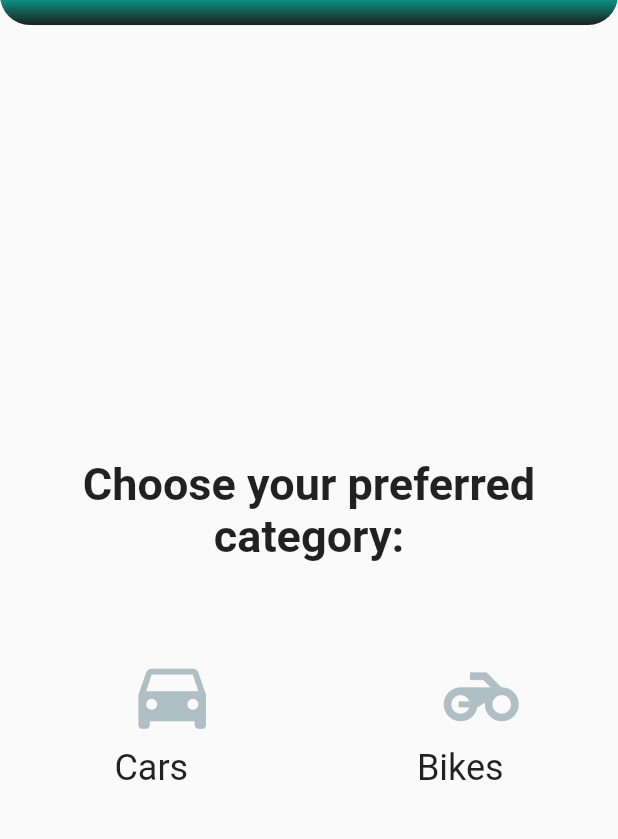
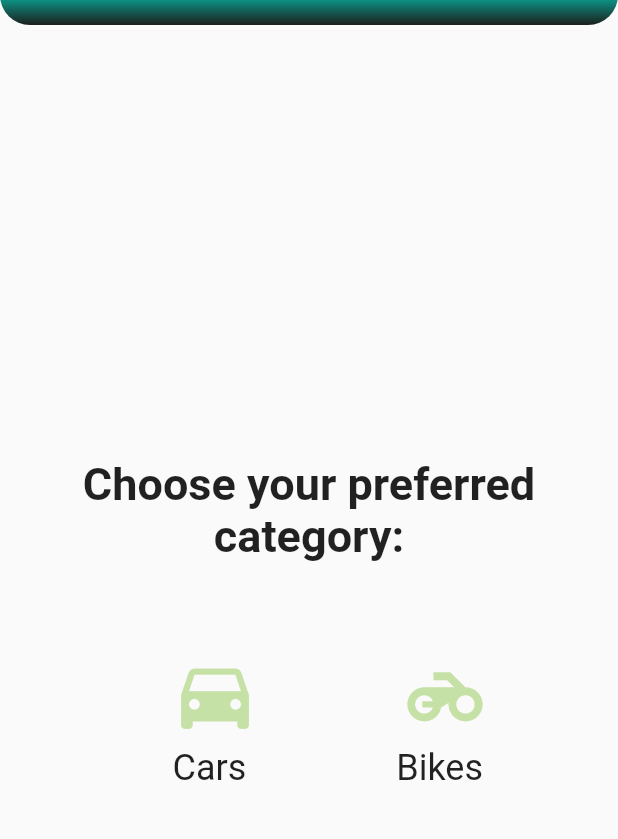
Before and after one commit to abdullahawan123/Renting-Automobile-Flutter-Application, a Flutter app: the Homepage screen opened directly, in the side drawer, after a tap on the "notifications" icon, on a phone screen of 412 x 824 dp, the part 59-898 px from its top. Run offline on Flutter 3.47's test engine with Material 2 defaults, Android fonts, the light colour scheme and no system bars; our stand-ins replace animated_text_kit, cloud_firestore, firebase_auth, firebase_core, firebase_storage, fluttertoast and 1 more; accounts and stored records are empty; project files that could hold a hidden picture were left out.

Commit message:
bug fix in business owner home page.

```diff
--- a/lib/UI/Screens/HomePage.dart
+++ b/lib/UI/Screens/HomePage.dart
@@ -1,12 +1,12 @@
+import 'package:cloud_firestore/cloud_firestore.dart';
+import 'package:flutter/material.dart';
 import 'package:firebase_auth/firebase_auth.dart';
-import 'package:flutter/material.dart';
-import 'package:shared_preferences/shared_preferences.dart';
+import 'package:flutter/services.dart';
 import 'package:wheel_for_a_while/UI/Authentication/Login.dart';
 import 'package:wheel_for_a_while/UI/Screens/BikeOption.dart';
 import 'package:wheel_for_a_while/UI/Screens/CarOption.dart';
 import 'package:wheel_for_a_while/UI/Screens/Notification.dart';
 import 'package:wheel_for_a_while/UI/Widgets/hexStringToColor.dart';
-import 'package:wheel_for_a_while/UI/utils/BackButton.dart';
 import 'package:wheel_for_a_while/UI/utils/utilities.dart';
 
 class Homepage extends StatefulWidget {
@@ -18,28 +18,42 @@ class Homepage extends StatefulWidget {
 
 class _HomepageState extends State<Homepage> {
   final auth = FirebaseAuth.instance;
-  String firstName = '';
-  String lastName = '';
-  String email = '';
+  DateTime backButtonPressed = DateTime.now();
+  String fName = 'Username ';
+  String lName = 'not found';
+  String email = 'No Email';
+
+  void details(){
+    User? user = auth.currentUser;
+    FirebaseFirestore.instance
+        .collection('users')
+        .doc(user!.uid)
+        .get()
+        .then((DocumentSnapshot documentSnapshot){
+          if(documentSnapshot.exists){
+            fName = documentSnapshot.get('firstname');
+            lName = documentSnapshot.get('lastname');
+            email = documentSnapshot.get('email');
+            setState(() {});
+          }
+          else{
+            Utils().toastMessage('Unable to load username & email');
+          }
+    });
+  }
 
   @override
   void initState() {
+    // TODO: implement initState
     super.initState();
     details();
   }
 
-  void details() async {
-    SharedPreferences sp = await SharedPreferences.getInstance();
-    firstName = sp.getString('first_name') ?? 'User-name ';
-    lastName = sp.getString('last_name') ?? 'not found';
-    email = sp.getString('email') ?? 'No Email';
-    setState(() {});
-  }
 
   @override
   Widget build(BuildContext context) {
     return WillPopScope(
-      onWillPop: () => BackButtonDoublePressed().onBackButtonDoublePressed(context),
+      onWillPop: () => onBackButtonDoublePressed(context),
       child: Scaffold(
         appBar: AppBar(
           backgroundColor: Colors.transparent,
@@ -81,7 +95,7 @@ class _HomepageState extends State<Homepage> {
           child: Column(
             children: [
               UserAccountsDrawerHeader(
-                accountName: Text("$firstName $lastName"),
+                accountName: Text("$fName $lName"),
                 accountEmail: Text(email),
                 currentAccountPicture: const CircleAvatar(
                   backgroundColor: Colors.white,
@@ -92,33 +106,33 @@ class _HomepageState extends State<Homepage> {
                 ),
               ),
               ListTile(
-                leading: const Icon(Icons.person),
+                leading: const Icon(Icons.person_outline_outlined),
                 title: const Text('Profile'),
                 onTap: () {},
               ),
               ListTile(
-                leading: const Icon(Icons.notifications),
+                leading: const Icon(Icons.notifications_outlined),
                 title: const Text('Notification'),
                 onTap: () {},
               ),
               ListTile(
-                leading: const Icon(Icons.favorite_border),
+                leading: const Icon(Icons.favorite_border_outlined),
                 title: const Text('Favorites'),
                 onTap: () {},
               ),
               ListTile(
-                leading: const Icon(Icons.shopping_cart),
+                leading: const Icon(Icons.shopping_cart_outlined),
                 title: const Text('Cart'),
                 onTap: () {},
               ),
               const Divider(),
               ListTile(
-                leading: const Icon(Icons.settings),
-                title: const Text('Settings'),
+                leading: const Icon(Icons.search_outlined),
+                title: const Text('Searching'),
                 onTap: () {},
               ),
               ListTile(
-                leading: const Icon(Icons.exit_to_app),
+                leading: const Icon(Icons.exit_to_app_outlined),
                 title: const Text('Log out'),
                 onTap: () {
                   auth.signOut().then((value) {
@@ -148,9 +162,7 @@ class _HomepageState extends State<Homepage> {
                 ),
                 const SizedBox(height: 50),
                 Row(
-                  mainAxisAlignment: MainAxisAlignment.spaceAround,
-                  children: [
-                    Column(
+                  mainAxisAlignment: MainAxisAlignment.spaceEvenly,
                   children: [
                     IconButton(
                       onPressed: () {
@@ -160,17 +172,8 @@ class _HomepageState extends State<Homepage> {
                         );
                       },
                       icon: const Icon(Icons.directions_car, size: 60),
-                          color: Colors.blueGrey[200],
+                      color: Colors.lightGreen[200],
                     ),
-                        const SizedBox(height: 25),
-                        const Text(
-                          'Cars',
-                          style: TextStyle(fontSize: 24),
-                        ),
-                      ],
-                    ),
-                    Column(
-                      children: [
                     IconButton(
                       onPressed: () {
                         Navigator.push(
@@ -179,15 +182,32 @@ class _HomepageState extends State<Homepage> {
                         );
                       },
                       icon: const Icon(Icons.motorcycle, size: 60),
-                          color: Colors.blueGrey[200],
+                      color: Colors.lightGreen[200],
                     ),
-                        const SizedBox(height: 25),
-                        const Text(
+                  ],
+                ),
+                const SizedBox(height: 25,),
+                Column(
+                  children: [
+                    Row(
+                      mainAxisAlignment: MainAxisAlignment.spaceEvenly,
+                      children: const [
+                        Padding(
+                          padding: EdgeInsets.only(left: 25),
+                          child: Text(
+                            'Cars',
+                            style: TextStyle(fontSize: 24),
+                          ),
+                        ),
+                        Padding(
+                          padding: EdgeInsets.only(left: 10),
+                          child: Text(
                             'Bikes',
                             style: TextStyle(fontSize: 24),
                           ),
+                        ),
                       ],
-                    ),
+                    )
                   ],
                 ),
               ],
@@ -197,4 +217,16 @@ class _HomepageState extends State<Homepage> {
       ),
     );
   }
+  Future<bool> onBackButtonDoublePressed(BuildContext context) async {
+    final difference = DateTime.now().difference(backButtonPressed);
+    backButtonPressed = DateTime.now();
+
+    if (difference >= const Duration(seconds: 2)){
+      Utils().toastMessage1("Click again to close the app");
+      return false;
+    }else{
+      SystemNavigator.pop(animated: true);
+      return true;
     }
+  }
+}
--- a/lib/UI/utils/BackButton.dart
+++ /dev/null
@@ -1,22 +0,0 @@
-
-
-import 'package:flutter/cupertino.dart';
-import 'package:flutter/services.dart';
-import 'package:wheel_for_a_while/UI/utils/utilities.dart';
-
-class BackButtonDoublePressed{
-  DateTime backButtonPressed = DateTime.now();
-
-  Future<bool> onBackButtonDoublePressed(BuildContext context) async {
-    final difference = DateTime.now().difference(backButtonPressed);
-    backButtonPressed = DateTime.now();
-
-    if (difference >= const Duration(seconds: 2)){
-      Utils().toastMessage1("Click again to close the app");
-      return false;
-    }else{
-      SystemNavigator.pop(animated: true);
-      return true;
-    }
-  }
-}
```
Also changed, not shown: lib/UI/Authentication/SignUp.dart (+10 -17 lines), lib/UI/BO_Screens/BO_HomePage.dart (+58 -14 lines). Lines whose indentation alone changed are shown as unchanged.
